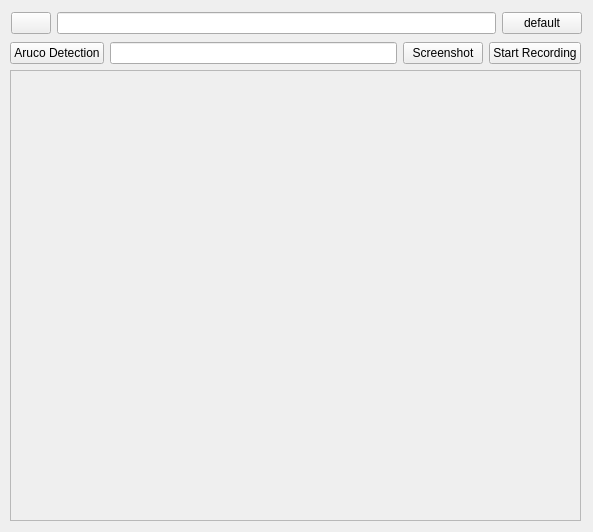
Old version of the form rover_gui/ui/ui/VideoPlayer.ui in the repository robotique-udes/rover.
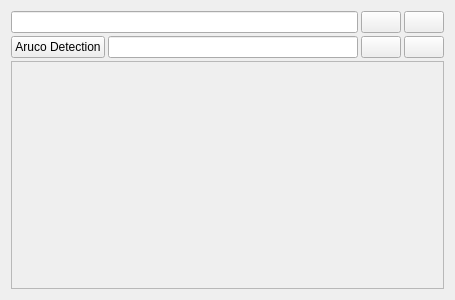
New version of the form. Icons and pictures are not drawn.

Commit message: Switch to icons in videoplayer + fix invalid name crash in default cameras videoplayer

```diff
--- a/rover_gui/ui/ui/VideoPlayer.ui
+++ b/rover_gui/ui/ui/VideoPlayer.ui
@@ -6,41 +6,109 @@
    <rect>
     <x>0</x>
     <y>0</y>
-    <width>593</width>
-    <height>532</height>
+    <width>455</width>
+    <height>300</height>
    </rect>
   </property>
   <property name="windowTitle">
    <string>Form</string>
   </property>
-  <widget class="QFrame" name="frame">
-   <property name="geometry">
-    <rect>
-     <x>10</x>
-     <y>70</y>
-     <width>571</width>
-     <height>451</height>
-    </rect>
-   </property>
-   <property name="frameShape">
-    <enum>QFrame::StyledPanel</enum>
-   </property>
-   <property name="frameShadow">
-    <enum>QFrame::Raised</enum>
-   </property>
-  </widget>
-  <widget class="QWidget" name="VideoPlayerlayoutWidget">
-   <property name="geometry">
-    <rect>
-     <x>10</x>
-     <y>40</y>
-     <width>571</width>
-     <height>27</height>
-    </rect>
-   </property>
+  <layout class="QGridLayout" name="gridLayout">
+   <item row="0" column="0">
+    <layout class="QVBoxLayout" name="verticalLayout">
+     <property name="spacing">
+      <number>3</number>
+     </property>
+     <item>
+      <layout class="QHBoxLayout" name="horizontalLayout_2">
+       <property name="spacing">
+        <number>3</number>
+       </property>
+       <property name="sizeConstraint">
+        <enum>QLayout::SetDefaultConstraint</enum>
+       </property>
+       <item>
+        <widget class="QLineEdit" name="rtspTextBox">
+         <property name="sizePolicy">
+          <sizepolicy hsizetype="Expanding" vsizetype="Minimum">
+           <horstretch>0</horstretch>
+           <verstretch>0</verstretch>
+          </sizepolicy>
+         </property>
+         <property name="readOnly">
+          <bool>false</bool>
+         </property>
+        </widget>
+       </item>
+       <item>
+        <widget class="QPushButton" name="defaultStreamPushButton">
+         <property name="sizePolicy">
+          <sizepolicy hsizetype="Minimum" vsizetype="Minimum">
+           <horstretch>0</horstretch>
+           <verstretch>0</verstretch>
+          </sizepolicy>
+         </property>
+         <property name="text">
+          <string/>
+         </property>
+         <property name="icon">
+          <iconset theme="view-refresh"/>
+         </property>
+         <property name="iconSize">
+          <size>
+           <width>16</width>
+           <height>16</height>
+          </size>
+         </property>
+         <property name="checkable">
+          <bool>true</bool>
+         </property>
+        </widget>
+       </item>
+       <item>
+        <widget class="QPushButton" name="playPauseButton">
+         <property name="sizePolicy">
+          <sizepolicy hsizetype="Minimum" vsizetype="Minimum">
+           <horstretch>0</horstretch>
+           <verstretch>0</verstretch>
+          </sizepolicy>
+         </property>
+         <property name="autoFillBackground">
+          <bool>false</bool>
+         </property>
+         <property name="text">
+          <string/>
+         </property>
+         <property name="icon">
+          <iconset theme="media-playback-pause">
+           <normaloff>.</normaloff>.</iconset>
+         </property>
+         <property name="iconSize">
+          <size>
+           <width>16</width>
+           <height>16</height>
+          </size>
+         </property>
+         <property name="checkable">
+          <bool>true</bool>
+         </property>
+        </widget>
+       </item>
+      </layout>
+     </item>
+     <item>
    <layout class="QHBoxLayout" name="horizontalLayout">
+       <property name="spacing">
+        <number>3</number>
+       </property>
     <item>
      <widget class="QPushButton" name="arucoPushButton">
+         <property name="sizePolicy">
+          <sizepolicy hsizetype="Minimum" vsizetype="Minimum">
+           <horstretch>0</horstretch>
+           <verstretch>0</verstretch>
+          </sizepolicy>
+         </property>
       <property name="text">
        <string>Aruco Detection</string>
       </property>
@@ -51,6 +119,12 @@
     </item>
     <item>
      <widget class="QLineEdit" name="arucoIdsTextBox">
+         <property name="sizePolicy">
+          <sizepolicy hsizetype="Expanding" vsizetype="Minimum">
+           <horstretch>0</horstretch>
+           <verstretch>0</verstretch>
+          </sizepolicy>
+         </property>
       <property name="readOnly">
        <bool>true</bool>
       </property>
@@ -58,8 +132,23 @@
     </item>
     <item>
      <widget class="QPushButton" name="ScreenshotButton">
+         <property name="sizePolicy">
+          <sizepolicy hsizetype="Minimum" vsizetype="Minimum">
+           <horstretch>0</horstretch>
+           <verstretch>0</verstretch>
+          </sizepolicy>
+         </property>
       <property name="text">
-       <string>Screenshot</string>
+          <string/>
+         </property>
+         <property name="icon">
+          <iconset theme="camera-photo"/>
+         </property>
+         <property name="iconSize">
+          <size>
+           <width>16</width>
+           <height>16</height>
+          </size>
       </property>
       <property name="checkable">
        <bool>true</bool>
@@ -68,62 +157,50 @@
     </item>
     <item>
      <widget class="QPushButton" name="startRecordingButton">
-      <property name="text">
-       <string>Start Recording</string>
-      </property>
-      <property name="checkable">
-       <bool>true</bool>
-      </property>
-     </widget>
-    </item>
-   </layout>
-  </widget>
-  <widget class="QWidget" name="layoutWidget">
-   <property name="geometry">
-    <rect>
-     <x>11</x>
-     <y>10</y>
-     <width>571</width>
-     <height>27</height>
-    </rect>
-   </property>
-   <layout class="QHBoxLayout" name="horizontalLayout_2">
-    <item>
-     <widget class="QPushButton" name="playPauseButton">
-      <property name="autoFillBackground">
-       <bool>false</bool>
+         <property name="sizePolicy">
+          <sizepolicy hsizetype="Minimum" vsizetype="Minimum">
+           <horstretch>0</horstretch>
+           <verstretch>0</verstretch>
+          </sizepolicy>
       </property>
       <property name="text">
        <string/>
       </property>
       <property name="icon">
-       <iconset theme="media-playback-pause">
-        <normaloff>.</normaloff>.</iconset>
-      </property>
+          <iconset theme="media-record"/>
+         </property>
+         <property name="iconSize">
+          <size>
+           <width>16</width>
+           <height>16</height>
+          </size>
+         </property>
       <property name="checkable">
        <bool>true</bool>
       </property>
      </widget>
     </item>
-    <item>
-     <widget class="QLineEdit" name="rtspTextBox">
-      <property name="readOnly">
-       <bool>false</bool>
-      </property>
-     </widget>
+      </layout>
     </item>
     <item>
-     <widget class="QPushButton" name="defaultStreamPushButton">
-      <property name="text">
-       <string>default</string>
-      </property>
-      <property name="checkable">
-       <bool>true</bool>
-      </property>
+      <widget class="QFrame" name="frame">
+       <property name="sizePolicy">
+        <sizepolicy hsizetype="MinimumExpanding" vsizetype="MinimumExpanding">
+         <horstretch>0</horstretch>
+         <verstretch>0</verstretch>
+        </sizepolicy>
+       </property>
+       <property name="frameShape">
+        <enum>QFrame::StyledPanel</enum>
+       </property>
+       <property name="frameShadow">
+        <enum>QFrame::Raised</enum>
+       </property>
      </widget>
     </item>
    </layout>
-  </widget>
+   </item>
+  </layout>
  </widget>
  <resources/>
  <connections/>
```
Lines whose indentation alone changed are shown as unchanged. The commit also changes 9 other files.
